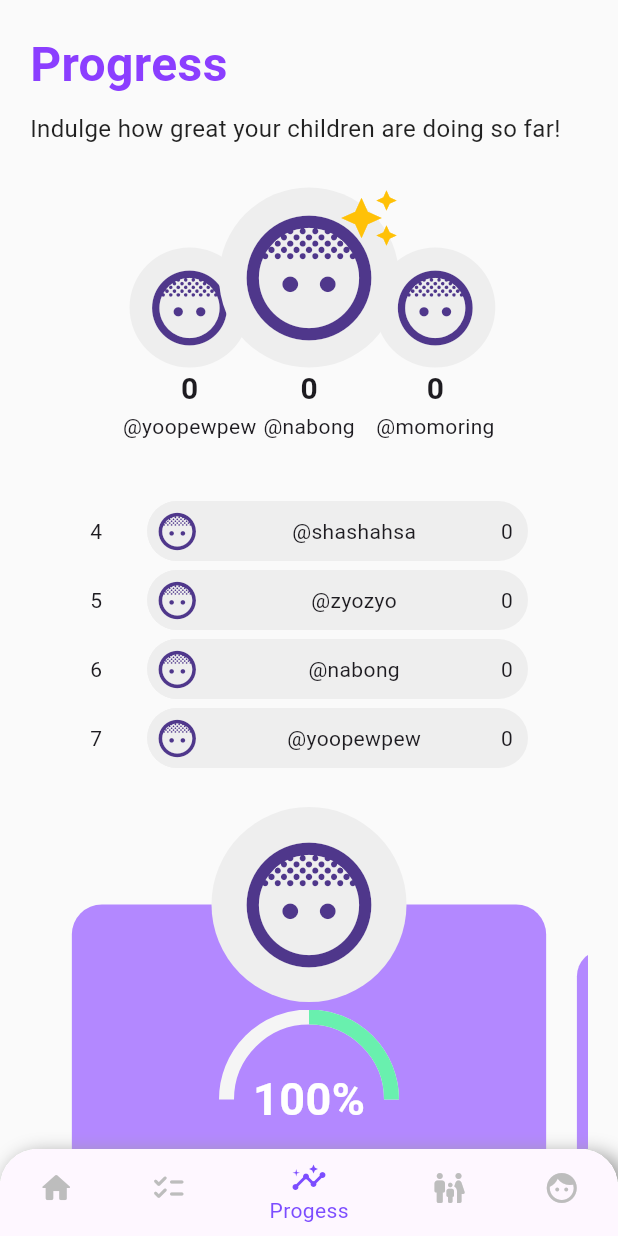
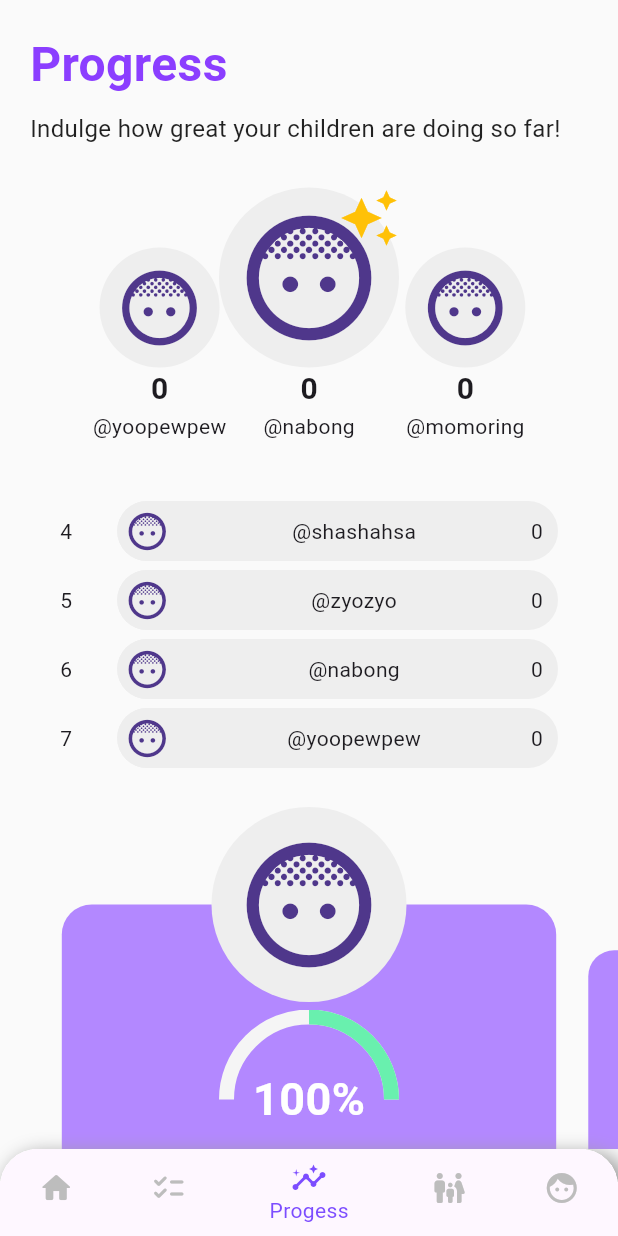
Before and after one commit to redthecoderist1000/kiddos, a Flutter app: the ProgressP screen opened by its route, on a phone screen of 412 x 824 dp. Run offline on Flutter 3.47's test engine with Material 3 defaults, Android fonts, the phone set to English and light mode, and no system bars; drawn by our look-alikes of carousel_slider, percent_indicator; our stand-ins replace go_router.

Commit message:
ui: fix padding progress(parent)

```diff
--- a/lib/pages/parent/progress/progressP.dart
+++ b/lib/pages/parent/progress/progressP.dart
@@ -27,11 +27,13 @@ class _ProgressPState extends State<ProgressP> {
     ];
 
     return SingleChildScrollView(
-      padding: EdgeInsets.all(20),
+      padding: EdgeInsets.symmetric(vertical: 20),
       child: Column(
         crossAxisAlignment: CrossAxisAlignment.start,
         children: [
-          Text(
+          Padding(
+            padding: const EdgeInsets.symmetric(horizontal: 20.0),
+            child: Text(
               'Progress',
               style: TextStyle(
                 fontSize: isSmall ? 24 : 32,
@@ -39,12 +41,17 @@ class _ProgressPState extends State<ProgressP> {
                 color: Color(0xFF8B3EFF),
               ),
             ),
+          ),
           SizedBox(height: isSmall ? 4 : 8),
-          Text(
+          Padding(
+            padding: const EdgeInsets.symmetric(horizontal: 20.0),
+
+            child: Text(
               "Indulge how great your children are doing so far!",
               style: TextStyle(
                 fontSize: isSmall ? 13 : 16,
                 color: Colors.black87,
+              ),
             ),
           ),
           SizedBox(height: isSmall ? 16 : 28),
@@ -62,8 +69,8 @@ class _ProgressPState extends State<ProgressP> {
             options: CarouselOptions(
               autoPlay: false,
               enlargeCenterPage: true,
-              viewportFraction: 0.85,
-              aspectRatio: 2.0,
+              viewportFraction: 0.8,
+              // aspectRatio: 2.0,
               enableInfiniteScroll: false,
               height: 600,
             ),
```
Lines whose indentation alone changed are shown as unchanged.
